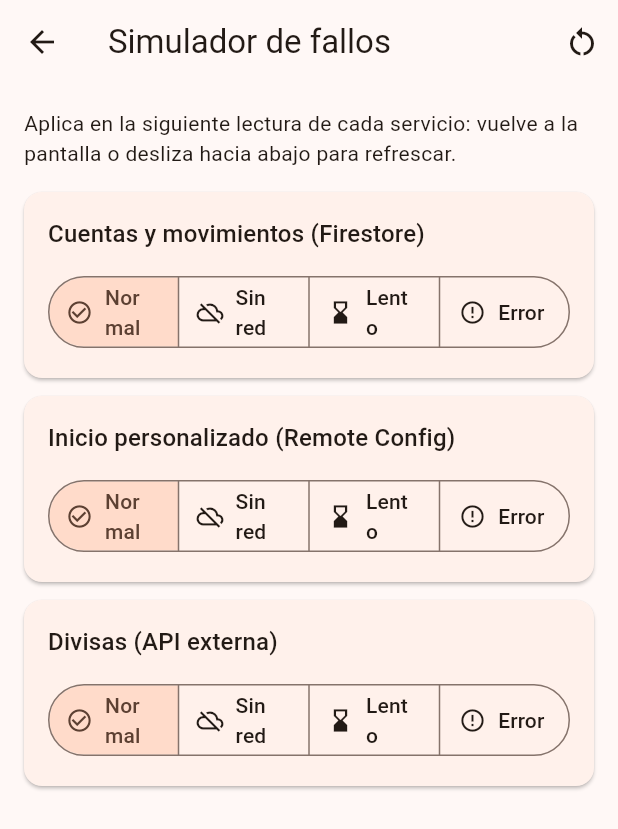
After one commit to alanbarco/banca-movil, a Flutter app: the FaultPanelPage screen opened directly, on a phone screen of 412 x 824 dp. The commit adds this screen. Shown: the top 829 px of the screen. Run offline on Flutter 3.47's test engine with Material 3 defaults, Android fonts, the phone set to English and light mode, and no system bars; our stand-ins replace cloud_firestore, connectivity_plus, dio, equatable, firebase_analytics, firebase_auth and 8 more; accounts and stored records are empty; statements that could not run were skipped.

Commit message:
feat(core): add demo fault panel behind DEMO_TOOLS and a remote flag

```diff
--- /dev/null
+++ b/lib/core/fault_injection/presentation/fault_panel_page.dart
@@ -0,0 +1,144 @@
+import 'package:flutter/material.dart';
+import 'package:flutter_bloc/flutter_bloc.dart';
+
+import '../../ui/theme.dart';
+import '../fault_config.dart';
+import '../fault_injection_cubit.dart';
+
+/// Panel de demo para degradar cada servicio en vivo (FR-032): sin conexión,
+/// latencia o error. Solo existe en builds con `DEMO_TOOLS`.
+class FaultPanelPage extends StatelessWidget {
+  const FaultPanelPage({required this.cubit, super.key});
+
+  final FaultInjectionCubit cubit;
+
+  static const title = 'Simulador de fallos';
+  static const reset = 'Restablecer todo';
+  static const hint =
+      'Aplica en la siguiente lectura de cada servicio: vuelve a la pantalla '
+      'o desliza hacia abajo para refrescar.';
+
+  static String targetLabel(FaultTarget target) => switch (target) {
+    FaultTarget.firestore => 'Cuentas y movimientos (Firestore)',
+    FaultTarget.personalization => 'Inicio personalizado (Remote Config)',
+    FaultTarget.fx => 'Divisas (API externa)',
+  };
+
+  static String modeLabel(FaultMode mode) => switch (mode) {
+    FaultMode.none => 'Normal',
+    FaultMode.offline => 'Sin red',
+    FaultMode.latency => 'Lento',
+    FaultMode.error => 'Error',
+  };
+
+  static IconData _modeIcon(FaultMode mode) => switch (mode) {
+    FaultMode.none => Icons.check_circle_outline,
+    FaultMode.offline => Icons.cloud_off_outlined,
+    FaultMode.latency => Icons.hourglass_bottom,
+    FaultMode.error => Icons.error_outline,
+  };
+
+  @override
+  Widget build(BuildContext context) {
+    return Scaffold(
+      appBar: AppBar(
+        title: const Text(title),
+        actions: [
+          IconButton(
+            tooltip: reset,
+            icon: const Icon(Icons.restart_alt),
+            onPressed: cubit.reset,
+          ),
+        ],
+      ),
+      body: BlocBuilder<FaultInjectionCubit, FaultInjectionState>(
+        bloc: cubit,
+        builder: (context, state) => ListView(
+          padding: const EdgeInsets.all(AppSizes.spacing),
+          children: [
+            Text(hint, style: Theme.of(context).textTheme.bodyMedium),
+            const SizedBox(height: AppSizes.spacing),
+            for (final target in FaultTarget.values) ...[
+              _TargetCard(
+                target: target,
+                config: state.configFor(target),
+                onChanged: (mode, latencyMs) =>
+                    cubit.setFault(target, mode, latencyMs: latencyMs),
+              ),
+              const SizedBox(height: 12),
+            ],
+          ],
+        ),
+      ),
+    );
+  }
+}
+
+class _TargetCard extends StatelessWidget {
+  const _TargetCard({
+    required this.target,
+    required this.config,
+    required this.onChanged,
+  });
+
+  static const minLatencyMs = 500.0;
+  static const maxLatencyMs = 8000.0;
+
+  final FaultTarget target;
+  final FaultConfig config;
+  final void Function(FaultMode mode, int? latencyMs) onChanged;
+
+  @override
+  Widget build(BuildContext context) {
+    final theme = Theme.of(context);
+    final latency = config.latencyMs
+        .clamp(minLatencyMs, maxLatencyMs)
+        .toDouble();
+    return Card(
+      child: Padding(
+        padding: const EdgeInsets.all(AppSizes.spacing),
+        child: Column(
+          crossAxisAlignment: CrossAxisAlignment.stretch,
+          children: [
+            Text(
+              FaultPanelPage.targetLabel(target),
+              style: theme.textTheme.titleMedium,
+            ),
+            const SizedBox(height: 12),
+            SegmentedButton<FaultMode>(
+              key: Key('fault_${target.name}'),
+              showSelectedIcon: false,
+              segments: [
+                for (final mode in FaultMode.values)
+                  ButtonSegment(
+                    value: mode,
+                    icon: Icon(FaultPanelPage._modeIcon(mode)),
+                    label: Text(FaultPanelPage.modeLabel(mode)),
+                  ),
+              ],
+              selected: {config.mode},
+              onSelectionChanged: (selected) =>
+                  onChanged(selected.single, null),
+            ),
+            if (config.mode == FaultMode.latency) ...[
+              const SizedBox(height: 8),
+              Text(
+                'Latencia: ${(latency / 1000).toStringAsFixed(1)} s',
+                style: theme.textTheme.bodyMedium,
+              ),
+              Slider(
+                value: latency,
+                min: minLatencyMs,
+                max: maxLatencyMs,
+                divisions: 15,
+                label: '${(latency / 1000).toStringAsFixed(1)} s',
+                onChanged: (value) =>
+                    onChanged(FaultMode.latency, value.round()),
+              ),
+            ],
+          ],
+        ),
+      ),
+    );
+  }
+}
--- a/lib/features/auth/auth_routes.dart
+++ b/lib/features/auth/auth_routes.dart
@@ -2,6 +2,7 @@ import 'package:flutter_bloc/flutter_bloc.dart';
 import 'package:get_it/get_it.dart';
 import 'package:go_router/go_router.dart';
 
+import '../../core/fault_injection/fault_panel_access.dart';
 import '../../core/notifications/notifications_toggle.dart';
 import '../../core/observability/observability_service.dart';
 import '../../core/routing/app_routes.dart';
@@ -71,6 +72,7 @@ List<RouteBase> authShellRoutes() => [
       notifications: _getIt.isRegistered<NotificationsToggle>()
           ? _getIt<NotificationsToggle>()
           : null,
+      faultPanel: _getIt<FaultPanelAccess>(),
     ),
   ),
 ];
--- a/lib/main.dart
+++ b/lib/main.dart
@@ -12,6 +12,8 @@ import 'app/app_config.dart';
 import 'app/di.dart';
 import 'app/route_guard.dart';
 import 'app/router.dart';
+import 'core/fault_injection/fault_injection_cubit.dart';
+import 'core/fault_injection/presentation/fault_panel_page.dart';
 import 'core/flags/feature_flag_service.dart';
 import 'core/flags/remote_config_service.dart';
 import 'core/observability/firebase_observability_service.dart';
@@ -86,6 +88,9 @@ GoRouter _buildRouter(RemoteConfigService remoteConfig) {
     modules: featureModules,
     refreshOn: [session.changes, flags.changes],
     splashDebugInfo: () => _configSummary(remoteConfig),
+    faultPanel: AppConfig.demoTools
+        ? (_) => FaultPanelPage(cubit: getIt<FaultInjectionCubit>())
+        : null,
   );
 }
 
```
Also changed, not shown: lib/app/di.dart (+15 -0 lines), lib/app/router.dart (+8 -0 lines), lib/core/fault_injection/fault_panel_access.dart (added, +10 -0 lines), lib/features/auth/presentation/pages/profile_page.dart (+15 -0 lines), 3 other files.
